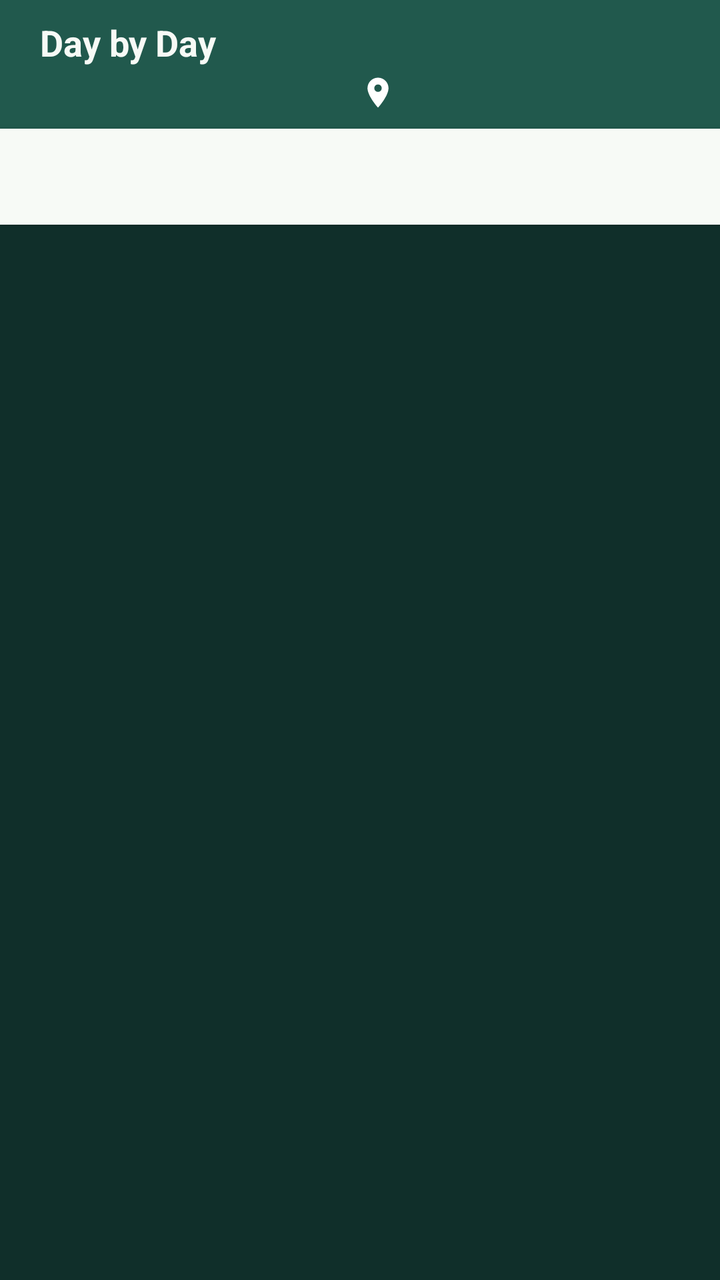
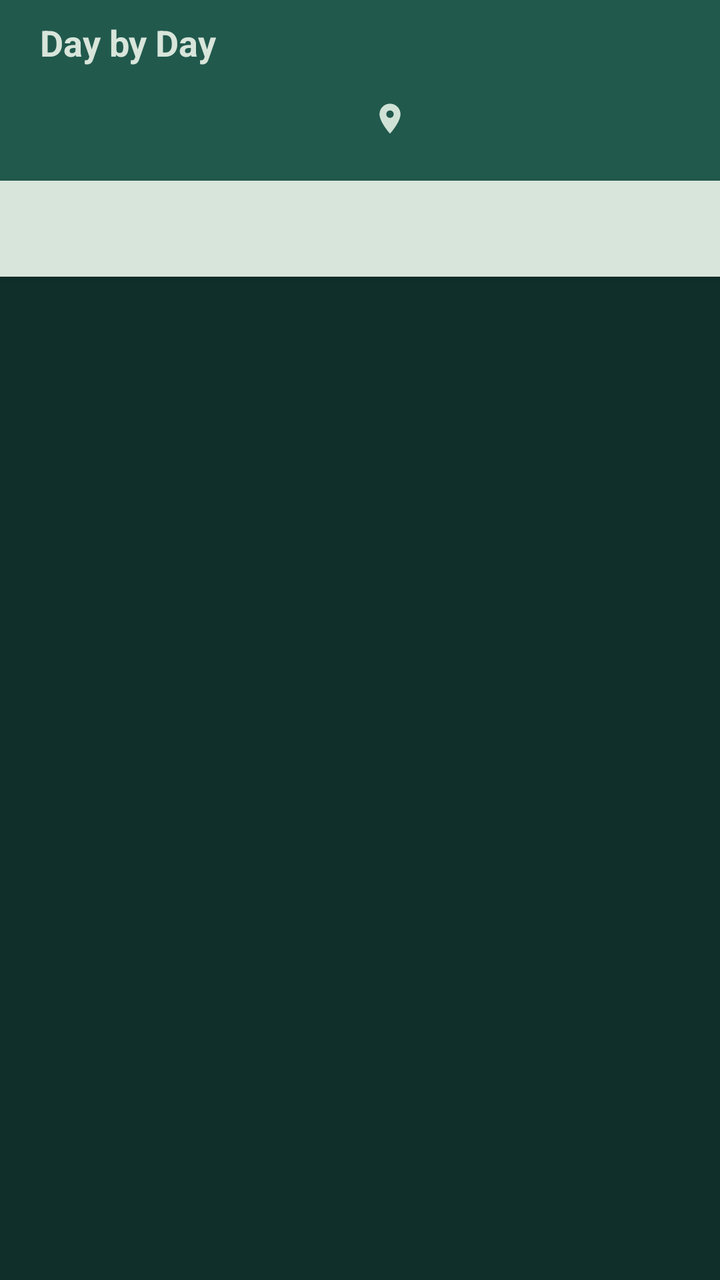

The first picture is an Android layout as it rendered before a commit; the second is the same layout after the commit. The layout source and the unified diff follow.
<!-- AndroidManifest.xml: application theme AppTheme -->
<!-- res/layout/activity_main.xml -->
<?xml version="1.0" encoding="utf-8"?>
<LinearLayout xmlns:android="http://schemas.android.com/apk/res/android"
    xmlns:app="http://schemas.android.com/apk/res-auto"
    android:layout_width="match_parent"
    android:layout_height="match_parent"
    android:orientation="vertical"
    android:background="@color/background">

    <LinearLayout
        android:id="@+id/app_header"
        android:layout_width="match_parent"
        android:layout_height="wrap_content"
        android:background="@color/primary"
        android:orientation="vertical"
        android:paddingStart="20dp"
        android:paddingTop="9dp"
        android:paddingEnd="20dp"
        android:paddingBottom="9dp">

        <TextView
            android:id="@+id/title"
            android:layout_width="match_parent"
            android:layout_height="wrap_content"
            android:text="@string/app_name"
            android:textColor="@color/surface"
            android:textSize="18sp"
            android:textStyle="bold" />

        <LinearLayout
            android:layout_width="match_parent"
            android:layout_height="wrap_content"
            android:layout_marginTop="4dp"
            android:gravity="center_vertical"
            android:orientation="horizontal">

            <TextView
                android:id="@+id/header_datetime"
                android:layout_width="0dp"
                android:layout_height="wrap_content"
                android:layout_weight="1"
                android:ellipsize="end"
                android:gravity="center_vertical"
                android:maxLines="1"
                android:textColor="#E7F1EB"
                android:textSize="11sp" />

            <TextView
                android:id="@+id/header_location"
                android:layout_width="0dp"
                android:layout_height="wrap_content"
                android:layout_weight="1"
                android:drawableStart="@drawable/ic_location"
                android:drawablePadding="4dp"
                android:ellipsize="end"
                android:gravity="center_vertical"
                android:maxLines="1"
                android:textColor="#D0E2D6"
                android:textSize="11sp" />
        </LinearLayout>
    </LinearLayout>

    <com.google.android.material.tabs.TabLayout
        android:id="@+id/tabs"
        android:layout_width="match_parent"
        android:layout_height="wrap_content"
        android:background="@color/surface"
        android:elevation="2dp"
        app:tabMode="fixed"
        app:tabGravity="fill"
        app:tabInlineLabel="false"
        app:tabMinWidth="0dp"
        app:tabPaddingStart="4dp"
        app:tabPaddingEnd="4dp"
        app:tabIndicatorFullWidth="false"
        app:tabIconTint="@color/primary"
        app:tabTextColor="@color/text_secondary"
        app:tabSelectedTextColor="@color/primary"
        app:tabIndicatorColor="@color/secondary"
        app:tabIndicatorHeight="3dp"
        app:tabTextAppearance="@style/TextAppearance.StudyTracker.Tab" />

    <ScrollView
        android:id="@+id/main_scroll"
        android:layout_width="match_parent"
        android:layout_height="0dp"
        android:layout_weight="1"
        android:fillViewport="true">
        <LinearLayout
            android:id="@+id/content"
            android:layout_width="match_parent"
            android:layout_height="wrap_content"
            android:orientation="vertical"
            android:paddingStart="16dp"
            android:paddingTop="12dp"
            android:paddingEnd="16dp"
            android:paddingBottom="20dp" />
    </ScrollView>

</LinearLayout>
<!-- resources referenced by this layout -->
<resources>
  <color name="background">#102F2A</color>
  <color name="primary">#21594D</color>
  <color name="secondary">#D97757</color>
  <color name="surface">#F7FAF6</color>
  <color name="text_secondary">#415B51</color>
  <!-- drawable ic_location (drawable) -->
  <vector xmlns:android="http://schemas.android.com/apk/res/android"
      android:width="18dp" android:height="18dp"
      android:viewportWidth="24" android:viewportHeight="24">
      <path android:fillColor="#FFFFFFFF"
          android:pathData="M12,2C8.13,2 5,5.13 5,9c0,5.25 7,13 7,13s7,-7.75 7,-13c0,-3.87 -3.13,-7 -7,-7zM12,11.5A2.5,2.5 0,1 1,12 6.5a2.5,2.5 0,0 1,0 5z" />
  </vector>
  <string name="app_name">Day by Day</string>
  <style name="TextAppearance.StudyTracker.Tab" parent="TextAppearance.MaterialComponents.Button">
          <item name="android:textSize">12sp</item>
          <item name="android:textAllCaps">false</item>
          <item name="android:letterSpacing">0</item>
      </style>
  <style name="AppTheme" parent="Theme.MaterialComponents.Light.NoActionBar">
          <item name="colorPrimary">@color/primary</item>
          <item name="colorPrimaryVariant">@color/primary_variant</item>
          <item name="colorSecondary">@color/secondary</item>
          <item name="colorOnPrimary">@color/surface</item>
          <item name="colorOnSecondary">@color/text_primary</item>
          <item name="colorSurface">@color/surface</item>
          <item name="colorOnSurface">@color/text_primary</item>
          <item name="materialButtonStyle">@style/Widget.StudyTracker.Button</item>
          <item name="materialButtonOutlinedStyle">@style/Widget.StudyTracker.Button.Outlined</item>
          <item name="android:fontFamily">sans-serif</item>
          <item name="android:colorAccent">@color/secondary</item>
          <item name="android:statusBarColor">@color/primary_variant</item>
          <item name="android:navigationBarColor">@color/primary_variant</item>
          <item name="android:windowLightNavigationBar">false</item>
          <item name="android:windowBackground">@color/background</item>
          <item name="android:colorBackgroundFloating">@color/surface</item>
          <item name="android:windowLightStatusBar">false</item>
      </style>
  <color name="primary_variant">#163F39</color>
  <color name="text_primary">#20302B</color>
  <style name="Widget.StudyTracker.Button" parent="Widget.MaterialComponents.Button">
          <item name="android:textAllCaps">false</item>
          <item name="android:minHeight">48dp</item>
          <item name="cornerRadius">12dp</item>
          <item name="android:insetTop">0dp</item>
          <item name="android:insetBottom">0dp</item>
      </style>
  <style name="Widget.StudyTracker.Button.Outlined" parent="Widget.MaterialComponents.Button.OutlinedButton">
          <item name="android:textAllCaps">false</item>
          <item name="android:minHeight">44dp</item>
          <item name="cornerRadius">12dp</item>
      </style>
</resources>

<!-- the commit's change to res/layout/activity_main.xml (unified diff, before → after) -->
@@ -47,13 +47,15 @@
             <TextView
                 android:id="@+id/header_location"
                 android:layout_width="0dp"
-                android:layout_height="wrap_content"
+                android:layout_height="44dp"
                 android:layout_weight="1"
                 android:drawableStart="@drawable/ic_location"
                 android:drawablePadding="4dp"
                 android:ellipsize="end"
                 android:gravity="center_vertical"
                 android:maxLines="1"
+                android:paddingStart="6dp"
+                android:paddingEnd="6dp"
                 android:textColor="#D0E2D6"
                 android:textSize="11sp" />
         </LinearLayout>
@@ -77,6 +79,7 @@
         app:tabSelectedTextColor="@color/primary"
         app:tabIndicatorColor="@color/secondary"
         app:tabIndicatorHeight="3dp"
+        app:tabRippleColor="@color/outline"
         app:tabTextAppearance="@style/TextAppearance.StudyTracker.Tab" />
 
     <ScrollView
<!-- resource entries referenced after the edit -->
@@ -1,15 +1,16 @@
 <!-- resources referenced by this layout -->
 <resources>
   <color name="background">#102F2A</color>
+  <color name="outline">#CAD8CE</color>
   <color name="primary">#21594D</color>
   <color name="secondary">#D97757</color>
-  <color name="surface">#F7FAF6</color>
+  <color name="surface">#D8E5DA</color>
   <color name="text_secondary">#415B51</color>
   <!-- drawable ic_location (drawable) -->
   <vector xmlns:android="http://schemas.android.com/apk/res/android"
       android:width="18dp" android:height="18dp"
       android:viewportWidth="24" android:viewportHeight="24">
-      <path android:fillColor="#FFFFFFFF"
+      <path android:fillColor="#D0E2D6"
           android:pathData="M12,2C8.13,2 5,5.13 5,9c0,5.25 7,13 7,13s7,-7.75 7,-13c0,-3.87 -3.13,-7 -7,-7zM12,11.5A2.5,2.5 0,1 1,12 6.5a2.5,2.5 0,0 1,0 5z" />
   </vector>
   <string name="app_name">Day by Day</string>
@@ -32,7 +33,6 @@
           <item name="android:colorAccent">@color/secondary</item>
           <item name="android:statusBarColor">@color/primary_variant</item>
           <item name="android:navigationBarColor">@color/primary_variant</item>
-          <item name="android:windowLightNavigationBar">false</item>
           <item name="android:windowBackground">@color/background</item>
           <item name="android:colorBackgroundFloating">@color/surface</item>
           <item name="android:windowLightStatusBar">false</item>
@@ -42,14 +42,14 @@
   <style name="Widget.StudyTracker.Button" parent="Widget.MaterialComponents.Button">
           <item name="android:textAllCaps">false</item>
           <item name="android:minHeight">48dp</item>
-          <item name="cornerRadius">12dp</item>
+          <item name="cornerRadius">14dp</item>
           <item name="android:insetTop">0dp</item>
           <item name="android:insetBottom">0dp</item>
       </style>
   <style name="Widget.StudyTracker.Button.Outlined" parent="Widget.MaterialComponents.Button.OutlinedButton">
           <item name="android:textAllCaps">false</item>
-          <item name="android:minHeight">44dp</item>
-          <item name="cornerRadius">12dp</item>
+          <item name="android:minHeight">48dp</item>
+          <item name="cornerRadius">14dp</item>
       </style>
 </resources>
 
